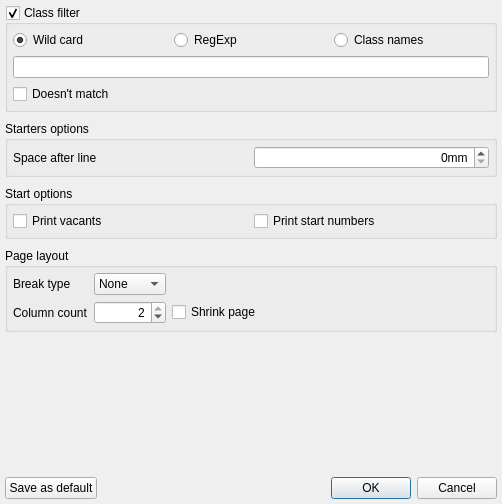
Old version of the form quickevent/app/plugins/qml/Runs/src/Runs/reportoptionsdialog.ui in the repository Quick-Event/quickbox.
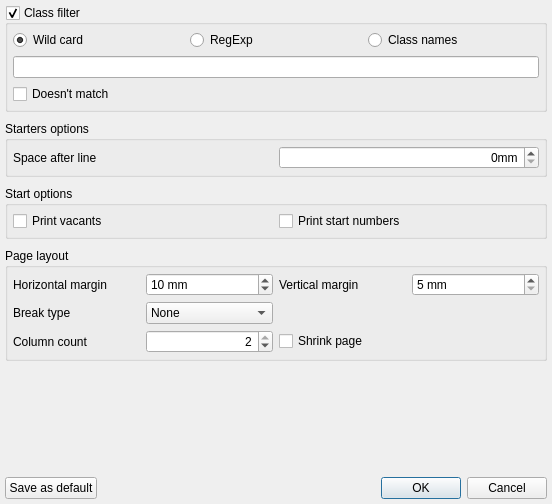
New version of the form.

Commit message: QE: report page margins can be set in PrintOptions dialog

Patch:
```diff
--- a/quickevent/app/plugins/qml/Runs/src/Runs/reportoptionsdialog.ui
+++ b/quickevent/app/plugins/qml/Runs/src/Runs/reportoptionsdialog.ui
@@ -6,7 +6,7 @@
    <rect>
     <x>0</x>
     <y>0</y>
-    <width>502</width>
+    <width>552</width>
     <height>504</height>
    </rect>
   </property>
@@ -193,7 +193,24 @@
       <property name="bottomMargin">
        <number>5</number>
       </property>
-      <item row="0" column="1">
+      <item row="1" column="0">
+       <widget class="QLabel" name="label">
+        <property name="text">
+         <string>Break type</string>
+        </property>
+       </widget>
+      </item>
+      <item row="2" column="2" colspan="2">
+       <widget class="QCheckBox" name="chkShirinkPageWidthToColumnCount">
+        <property name="toolTip">
+         <string>Shrink page width to column count</string>
+        </property>
+        <property name="text">
+         <string>Shrink page</string>
+        </property>
+       </widget>
+      </item>
+      <item row="1" column="1">
        <widget class="QComboBox" name="cbxBreakAfterClassType">
         <item>
          <property name="text">
@@ -212,34 +229,7 @@
         </item>
        </widget>
       </item>
-      <item row="0" column="2">
-       <spacer name="horizontalSpacer">
-        <property name="orientation">
-         <enum>Qt::Horizontal</enum>
-        </property>
-        <property name="sizeHint" stdset="0">
-         <size>
-          <width>40</width>
-          <height>20</height>
-         </size>
-        </property>
-       </spacer>
-      </item>
-      <item row="0" column="0">
-       <widget class="QLabel" name="label">
-        <property name="text">
-         <string>Break type</string>
-        </property>
-       </widget>
-      </item>
-      <item row="1" column="0">
-       <widget class="QLabel" name="label_3">
-        <property name="text">
-         <string>Column count</string>
-        </property>
-       </widget>
-      </item>
-      <item row="1" column="1">
+      <item row="2" column="1">
        <widget class="QSpinBox" name="edColumnCount">
         <property name="alignment">
          <set>Qt::AlignRight|Qt::AlignTrailing|Qt::AlignVCenter</set>
@@ -255,13 +245,56 @@
         </property>
        </widget>
       </item>
-      <item row="1" column="2">
-       <widget class="QCheckBox" name="chkShirinkPageWidthToColumnCount">
-        <property name="toolTip">
-         <string>Shrink page width to column count</string>
+      <item row="2" column="0">
+       <widget class="QLabel" name="label_3">
+        <property name="text">
+         <string>Column count</string>
         </property>
+       </widget>
+      </item>
+      <item row="0" column="0">
+       <widget class="QLabel" name="label_5">
         <property name="text">
-         <string>Shrink page</string>
+         <string>Horizontal margin</string>
+        </property>
+       </widget>
+      </item>
+      <item row="0" column="1">
+       <widget class="QSpinBox" name="edHorizontalMargin">
+        <property name="suffix">
+         <string> mm</string>
+        </property>
+        <property name="minimum">
+         <number>5</number>
+        </property>
+        <property name="singleStep">
+         <number>5</number>
+        </property>
+        <property name="value">
+         <number>10</number>
+        </property>
+       </widget>
+      </item>
+      <item row="0" column="2">
+       <widget class="QLabel" name="label_4">
+        <property name="text">
+         <string>Vertical margin</string>
+        </property>
+       </widget>
+      </item>
+      <item row="0" column="3">
+       <widget class="QSpinBox" name="edVerticalMargin">
+        <property name="suffix">
+         <string> mm</string>
+        </property>
+        <property name="minimum">
+         <number>5</number>
+        </property>
+        <property name="singleStep">
+         <number>5</number>
+        </property>
+        <property name="value">
+         <number>5</number>
         </property>
        </widget>
       </item>
```
The commit also changes 7 other files.
